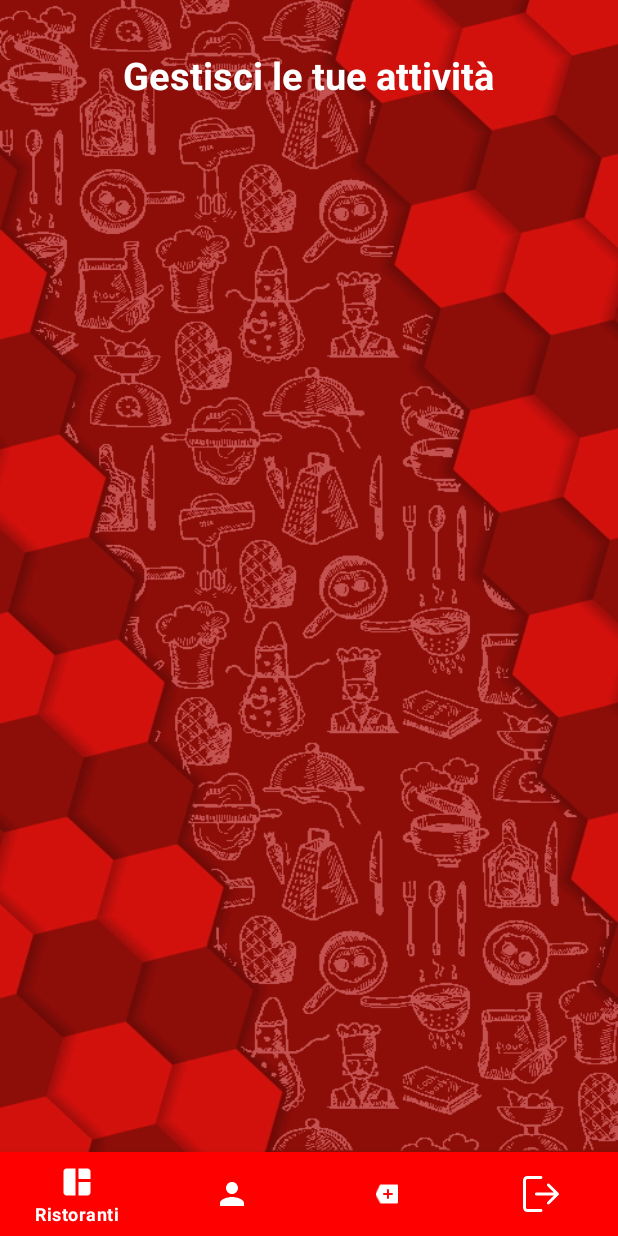
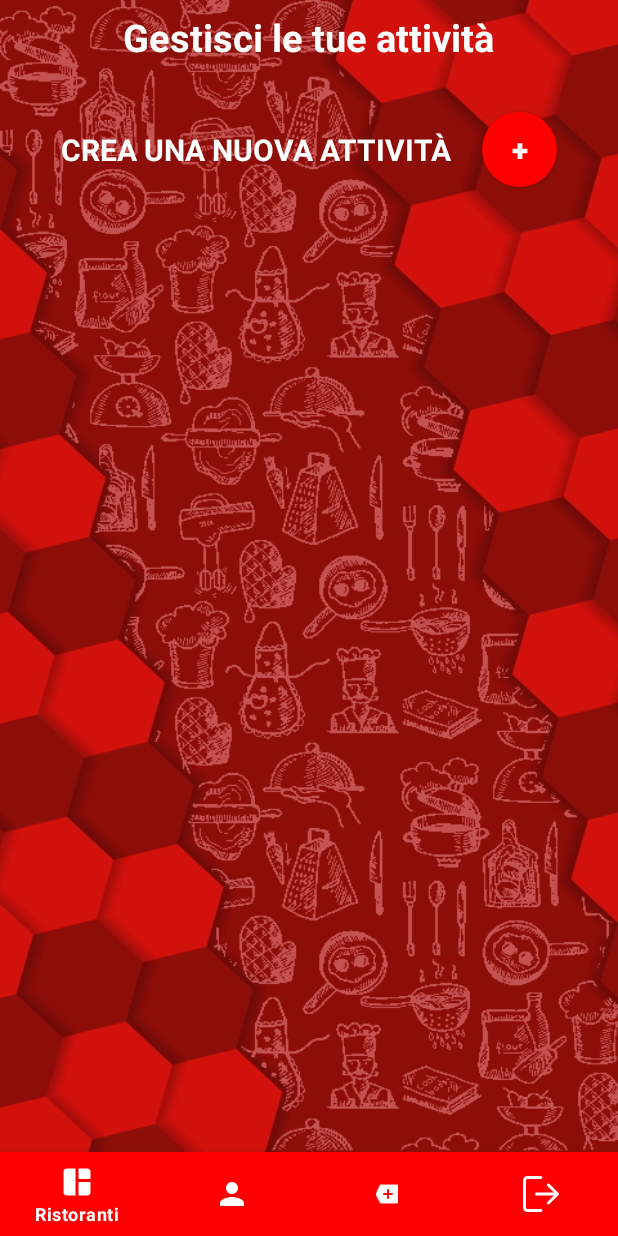
Before and after one commit to MattSona99/ProgettoProgrammazione, an Android app: the FragmentGestione screen opened through its navigation route, on a phone screen of 412 x 824 dp. Run offline under Robolectric (Android 15) with nearby library versions, the phone set to English and light mode, and no system bars; our stand-ins replace Firebase (no records; nobody signed in at launch, a user with empty details on screens opened directly); 2 statements that could not run were skipped.

Commit message:
Crea ristorante da ristoratore

```diff
--- a/app/src/main/java/com/example/progettoprogrammazione/ristoratore/FragmentCreaRist.kt
+++ b/app/src/main/java/com/example/progettoprogrammazione/ristoratore/FragmentCreaRist.kt
@@ -87,12 +87,16 @@ class FragmentCreaRist : Fragment(), UserUtil, RestaurantUtils, ImgUtils {
             if (nomeR.isNotEmpty() && descrizioneR.isNotEmpty() && indirizzoR.isNotEmpty() && orariolavorativoR.isNotEmpty() && telefonoR.isNotEmpty()) {
                 getUserData(object : FireBaseCallbackUser {
                     override fun onResponse(responseU: ResponseUser) {
-                        val childUpdates = hashMapOf<String, Any>(
-                            "Livello" to "1"
-                        )
-                        updateUserData(
-                            context, childUpdates
-                        )
+
+                        if(responseU.user!!.Livello == "1"){
+                            val childUpdates = hashMapOf<String, Any>(
+                                "Livello" to "3"
+                            )
+                            updateUserData(
+                                context, childUpdates
+                            )
+                        }
+
                         restaurantData = Restaurant(
                             "Restaurants-images/" + fileName,
                             nomeR,
--- a/app/src/main/java/com/example/progettoprogrammazione/ristoratore/FragmentGestione.kt
+++ b/app/src/main/java/com/example/progettoprogrammazione/ristoratore/FragmentGestione.kt
@@ -18,7 +18,7 @@ import com.example.progettoprogrammazione.viewmodels.RestaurantViewModel
 import com.google.firebase.auth.FirebaseAuth
 import com.google.firebase.database.FirebaseDatabase
 
-class FragmentGestione : Fragment(), RestaurantUtils {
+class FragmentGestione : Fragment(), RestaurantClickListener, RestaurantUtils {
 
     private lateinit var binding: FragmentGestioneRistBinding
     private lateinit var adapter: RestaurantAdapter
@@ -27,16 +27,48 @@ class FragmentGestione : Fragment(), RestaurantUtils {
     override var firebaseAuth: FirebaseAuth = FirebaseAuth.getInstance()
     override var firebaseDatabase: FirebaseDatabase = FirebaseDatabase.getInstance()
 
+    private lateinit var resturantDataViewModel: RestaurantViewModel
+    private lateinit var restArrayList: ArrayList<Restaurant>
+
     override fun onCreateView(
         inflater: LayoutInflater, container: ViewGroup?,
         savedInstanceState: Bundle?
     ): View {
         binding = FragmentGestioneRistBinding.inflate(layoutInflater)
 
+        resturantDataViewModel =
+            ViewModelProvider(requireActivity())[RestaurantViewModel::class.java]
+        resturantDataViewModel.arrayListRistorantiLiveData.observe(viewLifecycleOwner) {
+            restArrayList = it
+            val layoutManager = GridLayoutManager(context, 2)
+            binding.recycleViewRist.layoutManager = layoutManager
+            adapter = RestaurantAdapter(it, this)
+            binding.recycleViewRist.adapter = adapter
+            binding.recycleViewRist.setHasFixedSize(true)
+            adapter.notifyDataSetChanged()
 
+        }
 
         return binding.root
     }
 
 
+    override fun onViewCreated(view: View, savedInstanceState: Bundle?) {
+        super.onViewCreated(view, savedInstanceState)
+
+        binding.buttonCrea.setOnClickListener {
+            view.findNavController().navigate(R.id.GestioneToCrea)
+        }
+    }
+
+    override fun onClickResturant(restaurant: Restaurant) {
+
+        val bundle = Bundle()
+        bundle.putString("restID", restaurant.idR.toString())
+        bundle.putParcelableArrayList("restArrayList", restArrayList)
+
+        view?.findNavController()?.navigate(R.id.RistorantiToDetail, bundle)
+
+    }
+
 }
--- a/app/src/main/res/layout/fragment_gestione_rist.xml
+++ b/app/src/main/res/layout/fragment_gestione_rist.xml
@@ -20,7 +20,7 @@
 
         <androidx.constraintlayout.widget.ConstraintLayout
             android:layout_width="match_parent"
-            android:layout_height="match_parent">
+            android:layout_height="wrap_content">
 
 
             <ImageView
@@ -39,7 +39,7 @@
             <RelativeLayout
                 android:id="@+id/relativeLayoutG"
                 android:layout_width="match_parent"
-                android:layout_height="100dp"
+                android:layout_height="50dp"
                 android:gravity="center"
                 app:layout_constraintEnd_toEndOf="parent"
                 app:layout_constraintStart_toStartOf="parent"
@@ -51,18 +51,55 @@
                     android:layout_height="wrap_content"
                     android:text="Gestisci le tue attività"
                     android:textColor="@color/white"
-                    android:textSize="25dp"
+                    android:textSize="25sp"
                     android:textStyle="bold" />
+
             </RelativeLayout>
 
+            <LinearLayout
+                android:id="@+id/layout_crea"
+                android:layout_width="match_parent"
+                android:layout_height="100dp"
+                android:gravity="center"
+                app:layout_constraintTop_toBottomOf="@id/relativeLayoutG">
+
+                <TextView
+                    android:id="@+id/crea_rist_t"
+                    android:layout_width="wrap_content"
+                    android:layout_height="wrap_content"
+                    android:text="CREA UNA NUOVA ATTIVITÀ"
+                    android:textColor="@color/white"
+                    android:textSize="20sp"
+                    android:textStyle="bold" />
+
+                <Button
+                    android:id="@+id/button_crea"
+                    android:layout_width="50dp"
+                    android:layout_height="50dp"
+                    android:layout_marginStart="20dp"
+                    android:background="@drawable/red_button"
+                    android:gravity="center"
+                    android:hint="+"
+                    android:textColorHighlight="#E91E63"
+                    android:textColorHint="@color/white"
+                    android:textColorLink="#E91E63"
+                    android:textSize="20sp"
+                    android:textStyle="bold" />
+            </LinearLayout>
+
+            <LinearLayout
+                android:layout_width="match_parent"
+                android:layout_height="wrap_content"
+                app:layout_constraintTop_toBottomOf="@id/layout_crea">
+
                 <androidx.recyclerview.widget.RecyclerView
-                    android:id="@+id/recycleViewG"
+                    android:id="@+id/recycleViewRist"
                     android:layout_width="match_parent"
                     android:layout_height="match_parent"
-                    tools:listitem="@layout/restaurant_card"
-                    app:layout_constraintEnd_toEndOf="parent"
-                    app:layout_constraintStart_toStartOf="parent"
-                    app:layout_constraintTop_toBottomOf="@+id/relativeLayoutG"/>
+                    tools:listitem="@layout/restaurant_card"/>
+
+            </LinearLayout>
+
 
         </androidx.constraintlayout.widget.ConstraintLayout>
     </ScrollView>
--- a/app/src/main/res/navigation/nav_restaurateur.xml
+++ b/app/src/main/res/navigation/nav_restaurateur.xml
@@ -69,6 +69,9 @@
         <action
             android:id="@+id/GestioneToDetail"
             app:destination="@id/restaurantDetail" />
+        <action
+            android:id="@+id/GestioneToCrea"
+            app:destination="@id/fragmentCreaRist" />
     </fragment>
     <fragment
         android:id="@+id/productDetail"
@@ -84,5 +87,10 @@
             android:id="@+id/action_fragmentMenu_to_productDetail2"
             app:destination="@id/productDetail" />
     </fragment>
+    <fragment
+        android:id="@+id/fragmentCreaRist"
+        android:name="com.example.progettoprogrammazione.ristoratore.FragmentCreaRist"
+        android:label="FragmentCreaRist"
+        tools:layout="@layout/fragment_crea_rist"/>
 
 </navigation>
```
